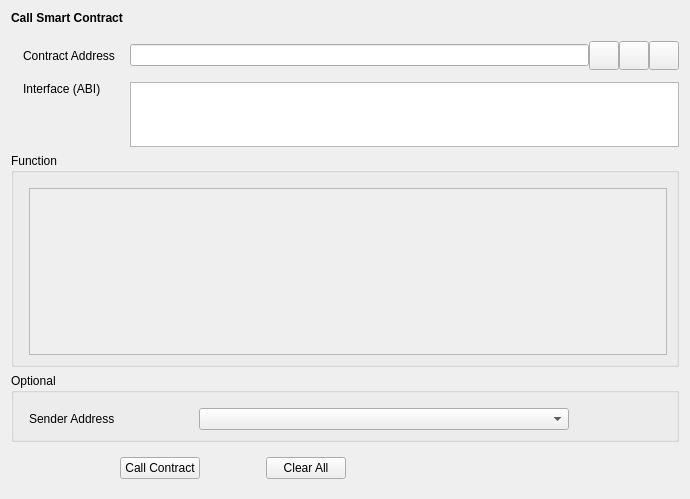
Qt form src/qt/forms/callcontract.ui (qtumproject/qtum) before a commit.
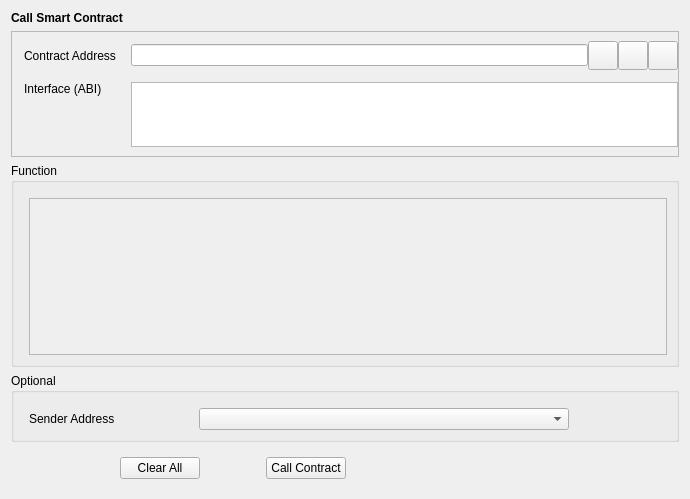
The same form after that commit. Custom widgets are drawn as their Qt base class.

Commit message: Update main screens buttons

Diff of the .ui file:
```diff
--- a/src/qt/forms/callcontract.ui
+++ b/src/qt/forms/callcontract.ui
@@ -47,21 +47,26 @@
         </widget>
        </item>
        <item>
-        <spacer name="verticalSpacer_4">
-         <property name="orientation">
-          <enum>Qt::Vertical</enum>
+        <widget class="QFrame" name="frameContract">
+         <property name="sizePolicy">
+          <sizepolicy hsizetype="Preferred" vsizetype="Fixed">
+           <horstretch>0</horstretch>
+           <verstretch>0</verstretch>
+          </sizepolicy>
          </property>
-         <property name="sizeType">
-          <enum>QSizePolicy::Fixed</enum>
+         <property name="frameShape">
+          <enum>QFrame::StyledPanel</enum>
          </property>
-         <property name="sizeHint" stdset="0">
-          <size>
-           <width>20</width>
-           <height>10</height>
-          </size>
+         <property name="frameShadow">
+          <enum>QFrame::Raised</enum>
          </property>
-        </spacer>
-       </item>
+         <layout class="QVBoxLayout" name="verticalLayout_2">
+          <property name="leftMargin">
+           <number>0</number>
+          </property>
+          <property name="rightMargin">
+           <number>0</number>
+          </property>
        <item>
         <layout class="QGridLayout" name="gridLayout">
          <property name="leftMargin">
@@ -99,13 +104,6 @@
            </property>
           </widget>
          </item>
-         <item row="1" column="0" alignment="Qt::AlignTop">
-          <widget class="QLabel" name="labelInterface">
-           <property name="text">
-            <string>Interface (ABI)</string>
-           </property>
-          </widget>
-         </item>
          <item row="0" column="2">
           <layout class="QHBoxLayout" name="horizontalLayout_2">
            <item>
@@ -161,7 +159,17 @@
            </item>
           </layout>
          </item>
-        </layout>
+            <item row="1" column="0" alignment="Qt::AlignTop">
+             <widget class="QLabel" name="labelInterface">
+              <property name="text">
+               <string>Interface (ABI)</string>
+              </property>
+             </widget>
+            </item>
+           </layout>
+          </item>
+         </layout>
+        </widget>
        </item>
        <item>
         <widget class="QGroupBox" name="groupBoxFunction">
@@ -185,8 +193,8 @@
               <rect>
                <x>0</x>
                <y>0</y>
-               <width>638</width>
-               <height>160</height>
+               <width>640</width>
+               <height>164</height>
               </rect>
              </property>
             </widget>
@@ -298,29 +306,6 @@
        </property>
       </spacer>
      </item>
-     <item>
-      <widget class="QPushButton" name="pushButtonCallContract">
-       <property name="text">
-        <string>Call Contract</string>
-       </property>
-      </widget>
-     </item>
-     <item>
-      <spacer name="horizontalSpacer_3">
-       <property name="orientation">
-        <enum>Qt::Horizontal</enum>
-       </property>
-       <property name="sizeType">
-        <enum>QSizePolicy::Fixed</enum>
-       </property>
-       <property name="sizeHint" stdset="0">
-        <size>
-         <width>60</width>
-         <height>20</height>
-        </size>
-       </property>
-      </spacer>
-     </item>
      <item>
       <widget class="QPushButton" name="pushButtonClearAll">
        <property name="text">
@@ -328,6 +313,29 @@
        </property>
       </widget>
      </item>
+     <item>
+      <spacer name="horizontalSpacer_3">
+       <property name="orientation">
+        <enum>Qt::Horizontal</enum>
+       </property>
+       <property name="sizeType">
+        <enum>QSizePolicy::Fixed</enum>
+       </property>
+       <property name="sizeHint" stdset="0">
+        <size>
+         <width>60</width>
+         <height>20</height>
+        </size>
+       </property>
+      </spacer>
+     </item>
+     <item>
+      <widget class="QPushButton" name="pushButtonCallContract">
+       <property name="text">
+        <string>Call Contract</string>
+       </property>
+      </widget>
+     </item>
      <item>
       <spacer name="horizontalSpacer_2">
        <property name="orientation">
```
Left out of the diff: 2 changed lines with no effect on the pictures. Lines whose indentation alone changed are shown as unchanged. The commit also changes 19 other files.
